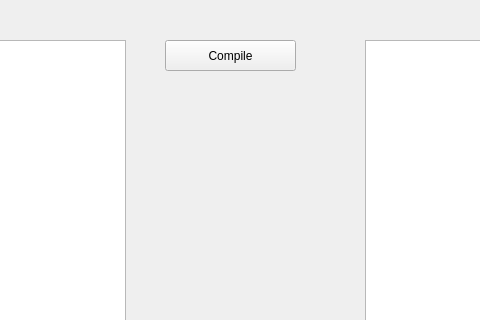
Old version of the form Compiler.ui in the repository FreedomHappy/CompilersPrinciples; both pictures show x 165 to 645 and y 0 to 320 of the 800 by 600 pixel window.
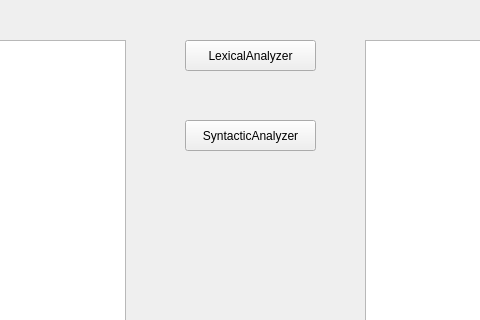
New version of the form.

Commit message: add Syntactic Analyzer

What changed in the file:
```diff
--- a/Compiler.ui
+++ b/Compiler.ui
@@ -17,14 +17,14 @@
    <widget class="QPushButton" name="pushButton">
     <property name="geometry">
      <rect>
-      <x>330</x>
+      <x>350</x>
       <y>40</y>
       <width>131</width>
       <height>31</height>
      </rect>
     </property>
     <property name="text">
-     <string>Compile</string>
+     <string>LexicalAnalyzer</string>
     </property>
    </widget>
    <widget class="QTextEdit" name="textEdit_1">
@@ -47,6 +47,19 @@
      </rect>
     </property>
    </widget>
+   <widget class="QPushButton" name="syntactic_btn">
+    <property name="geometry">
+     <rect>
+      <x>350</x>
+      <y>120</y>
+      <width>131</width>
+      <height>31</height>
+     </rect>
+    </property>
+    <property name="text">
+     <string>SyntacticAnalyzer</string>
+    </property>
+   </widget>
   </widget>
   <widget class="QMenuBar" name="menubar">
    <property name="geometry">
```
Left out of the diff: 25 changed lines with no effect on the pictures. The commit also changes 6 other files.
